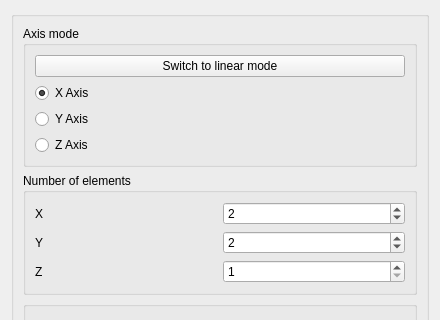
Old version of the form src/Mod/Draft/Resources/ui/TaskPanel_OrthoArray.ui in the repository southseact-3d/fcd; both pictures show x 0 to 440 and y 0 to 320 of the 440 by 906 pixel window.
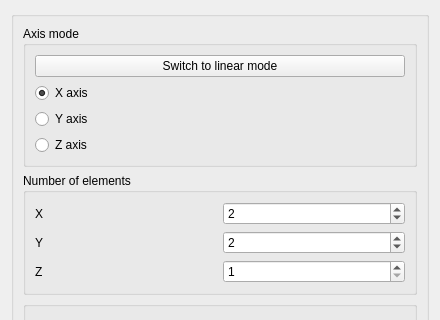
New version of the form. Custom widgets are drawn as their Qt base class.

Commit message:
Draft: OrthoArray task panel change some strings to sentence case (#21959)
X Axis -> X axis
Same for Y and Z.

Patch:
```diff
--- a/src/Mod/Draft/Resources/ui/TaskPanel_OrthoArray.ui
+++ b/src/Mod/Draft/Resources/ui/TaskPanel_OrthoArray.ui
@@ -62,7 +62,7 @@
            <item row="0" column="0">
             <widget class="QRadioButton" name="radiobutton_x_axis">
              <property name="text">
-              <string>X Axis</string>
+              <string>X axis</string>
              </property>
              <property name="checked">
               <bool>true</bool>
@@ -72,7 +72,7 @@
            <item row="1" column="0">
             <widget class="QRadioButton" name="radiobutton_y_axis">
              <property name="text">
-              <string>Y Axis</string>
+              <string>Y axis</string>
              </property>
              <property name="checked">
               <bool>false</bool>
@@ -82,7 +82,7 @@
            <item row="2" column="0">
             <widget class="QRadioButton" name="radiobutton_z_axis">
              <property name="text">
-              <string>Z Axis</string>
+              <string>Z axis</string>
              </property>
              <property name="checked">
               <bool>false</bool>
```
